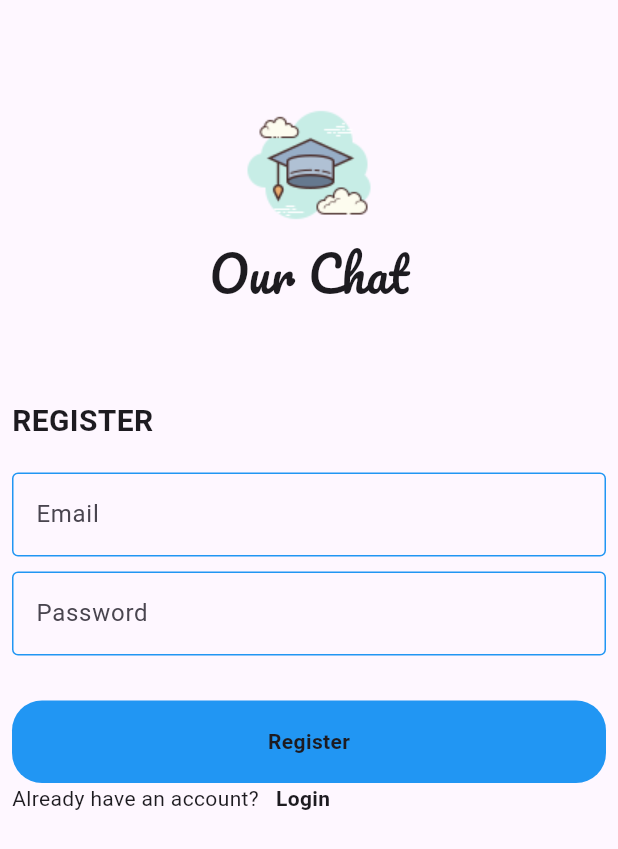
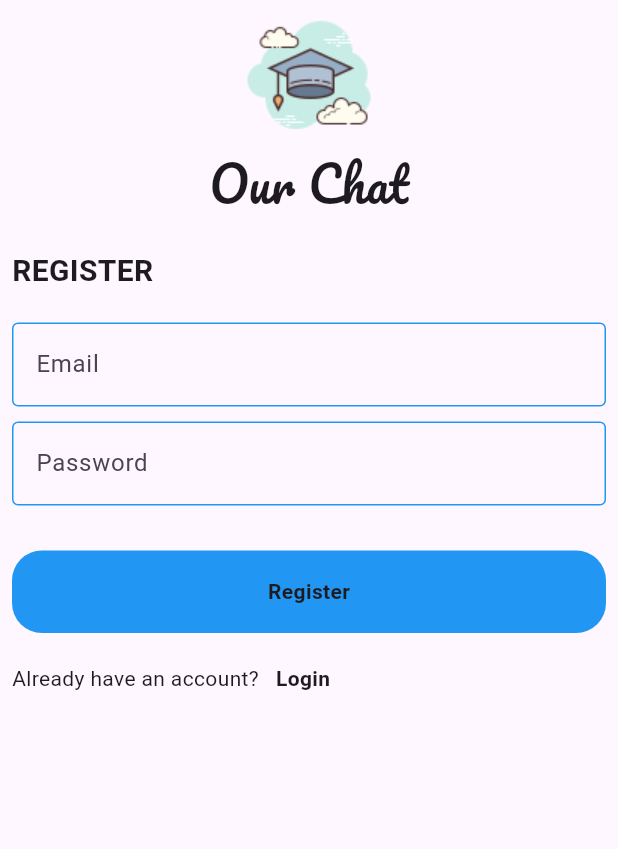
Before and after one commit to AhmedAbdelfattah703/chat_app, a Flutter app: the screen it shows after launch, after a tap on "Register", on a phone screen of 412 x 824 dp. Shown: the top 849 px of the screen. Run offline on Flutter 3.47's test engine with Material 3 defaults, Android fonts, the phone set to English and light mode, and no system bars; our stand-ins replace firebase_auth, firebase_core; accounts and stored records are empty.

Commit message:
1st commit

```diff
--- a/lib/main.dart
+++ b/lib/main.dart
@@ -1,7 +1,13 @@
+import 'package:chat_app/firebase_options.dart';
 import 'package:chat_app/pages/login_page.dart';
+import 'package:firebase_core/firebase_core.dart';
 import 'package:flutter/material.dart';
 
-void main() {
+void main()async {
+  WidgetsFlutterBinding.ensureInitialized();
+  await Firebase.initializeApp(
+    options: DefaultFirebaseOptions.currentPlatform,
+  );
   runApp(const ChatApp());
 }
 
--- a/lib/pages/login_page.dart
+++ b/lib/pages/login_page.dart
@@ -11,18 +11,18 @@ class LoginPage extends StatelessWidget {
     return Scaffold(
       body: Padding(
         padding: const EdgeInsets.symmetric(horizontal: 8),
-        child: Column(
+        child: ListView(
           children: [
-            const SizedBox(
-              height: 60,
-            ),
-            Image.asset('assets/images/scholar.png'),
-            const Text(
-              'Our Chat',
-              style: TextStyle(fontSize: 32, fontFamily: "Pacifico"),
+
+            Image.asset('assets/images/scholar.png',height: 100,),
+            Center(
+              child: const Text(
+                'Our Chat',
+                style: TextStyle(fontSize: 32, fontFamily: "Pacifico"),
+              ),
             ),
             const SizedBox(
-              height: 60,
+              height: 20,
             ),
             const Row(
               children: [
@@ -50,6 +50,9 @@ class LoginPage extends StatelessWidget {
             CustomButton(
               TextName: 'LOGIN',
             ),
+            const SizedBox(
+              height: 20,
+            ),
             Row(
               children: [
                 const Text("Don't have an account?"),
@@ -61,12 +64,15 @@ class LoginPage extends StatelessWidget {
                   onTap: () => Navigator.push(
                     context,
                     MaterialPageRoute(builder: (context) {
-                      return const RegisterPage();
+                      return  RegisterPage();
                     }),
                   ),
                 )
               ],
-            )
+            ),
+            const SizedBox(
+              height: 70,
+            ),
           ],
         ),
       ),
--- a/lib/pages/register_page.dart
+++ b/lib/pages/register_page.dart
@@ -1,25 +1,33 @@
 import 'package:chat_app/widgets/custom_buttom.dart';
 import 'package:chat_app/widgets/custom_text_field.dart';
+import 'package:firebase_auth/firebase_auth.dart';
 import 'package:flutter/material.dart';
 
 class RegisterPage extends StatelessWidget {
-  const RegisterPage({super.key});
-
+  RegisterPage({super.key});
+  String? email;
+  String? password;
   @override
   Widget build(BuildContext context) {
     return Scaffold(
       body: Padding(
         padding: const EdgeInsets.symmetric(horizontal: 8),
-        child: Column(
+        child: ListView(
           children: [
-           const  SizedBox(height: 60,),
-            Image.asset('assets/images/scholar.png'),
-           const  Text(
-              'Our Chat',
-              style: TextStyle(fontSize: 32, fontFamily: "Pacifico"),
+            Image.asset(
+              'assets/images/scholar.png',
+              height: 100,
             ),
-           const  SizedBox(height: 60,),
-           const  Row(
+            Center(
+              child: const Text(
+                'Our Chat',
+                style: TextStyle(fontSize: 32, fontFamily: "Pacifico"),
+              ),
+            ),
+            const SizedBox(
+              height: 20,
+            ),
+            const Row(
               children: [
                 Text(
                   "REGISTER",
@@ -27,25 +35,77 @@ class RegisterPage extends StatelessWidget {
                 ),
               ],
             ),
-           const  SizedBox(height: 20,),
+            const SizedBox(
+              height: 20,
+            ),
             CustomTextField(
+              onChanged: (data) {
+                email = data;
+              },
               hintText: 'Email',
             ),
-           const  SizedBox(height: 10,),
+            const SizedBox(
+              height: 10,
+            ),
             CustomTextField(
+              onChanged: (data) {
+                password = data;
+              },
               hintText: 'Password',
             ),
-           const  SizedBox(height: 30,),
-            CustomButton(TextName: 'Register',),
-             Row(children: [
-              const Text("Already have an account?"),
-              GestureDetector(
-                onTap: () => Navigator.pop(context),
-                child: const Text("   Login",style: TextStyle(fontWeight: FontWeight.bold),))
-            ],)
+            const SizedBox(
+              height: 30,
+            ),
+            CustomButton(
+              onTap: () async {
+                // FirebaseAuth.instance;
+                try {
+                  await registerUser();
+                } on FirebaseAuthException catch (ex) {
+                  if (ex.code == 'weak-password') {
+                    showSnackBar(context,'weak password');
+                  } else if (ex.code == 'email-already-in-use') {
+                    showSnackBar(context, 'email already exist');
+                  }
+                }
+                showSnackBar(context,'success' );
+              },
+              TextName: 'Register',
+            ),
+            const SizedBox(
+              height: 20,
+            ),
+            Row(
+              children: [
+                const Text("Already have an account?"),
+                GestureDetector(
+                    onTap: () => Navigator.pop(context),
+                    child: const Text(
+                      "   Login",
+                      style: TextStyle(fontWeight: FontWeight.bold),
+                    ))
+              ],
+            ),
+            const SizedBox(
+              height: 50,
+            ),
           ],
         ),
       ),
     );
   }
+
+  void showSnackBar(BuildContext context,String message) {
+    ScaffoldMessenger.of(context).showSnackBar(
+      SnackBar(
+        content: Text(message),
+      ),
+    );
+  }
+
+  Future<void> registerUser() async {
+    UserCredential user = await FirebaseAuth.instance
+        .createUserWithEmailAndPassword(
+            email: email!, password: password!);
+  }
 }
--- a/lib/widgets/custom_buttom.dart
+++ b/lib/widgets/custom_buttom.dart
@@ -2,12 +2,16 @@ import 'package:flutter/material.dart';
 
 class CustomButton extends StatelessWidget {
    CustomButton({super.key,
-   required this.TextName
+   required this.TextName,
+   this.onTap
   });
+  VoidCallback? onTap;
 String TextName;
   @override
   Widget build(BuildContext context) {
-    return Container(
+    return GestureDetector(
+      onTap: onTap ,
+      child: Container(
         decoration: BoxDecoration(
           color: Colors.blue,
           borderRadius: BorderRadius.circular(20),
@@ -20,6 +24,7 @@ String TextName;
             style: TextStyle(fontWeight: FontWeight.bold),
           ),
         ),
+      ),
     );
   }
 }
--- a/lib/widgets/custom_text_field.dart
+++ b/lib/widgets/custom_text_field.dart
@@ -2,12 +2,14 @@ import 'package:flutter/material.dart';
 
 class CustomTextField extends StatelessWidget {
    CustomTextField({
-    super.key,required this.hintText
+    super.key,required this.hintText,this.onChanged
   });
+  Function(String)? onChanged;
   String hintText;
   @override
   Widget build(BuildContext context) {
     return TextField(
+      onChanged: onChanged,
        cursorRadius: Radius.circular(30),
       decoration: InputDecoration(
         hintText: hintText,
--- a/pubspec.yaml
+++ b/pubspec.yaml
@@ -35,6 +35,8 @@ dependencies:
   # The following adds the Cupertino Icons font to your application.
   # Use with the CupertinoIcons class for iOS style icons.
   cupertino_icons: ^1.0.2
+  firebase_core: ^2.27.0
+  firebase_auth: ^4.17.8
 
 dev_dependencies:
   flutter_test:
```
Also changed, not shown: firebase.json (added), lib/firebase_options.dart (added), pubspec.lock, 6 other files. Lines whose indentation alone changed are shown as unchanged.
